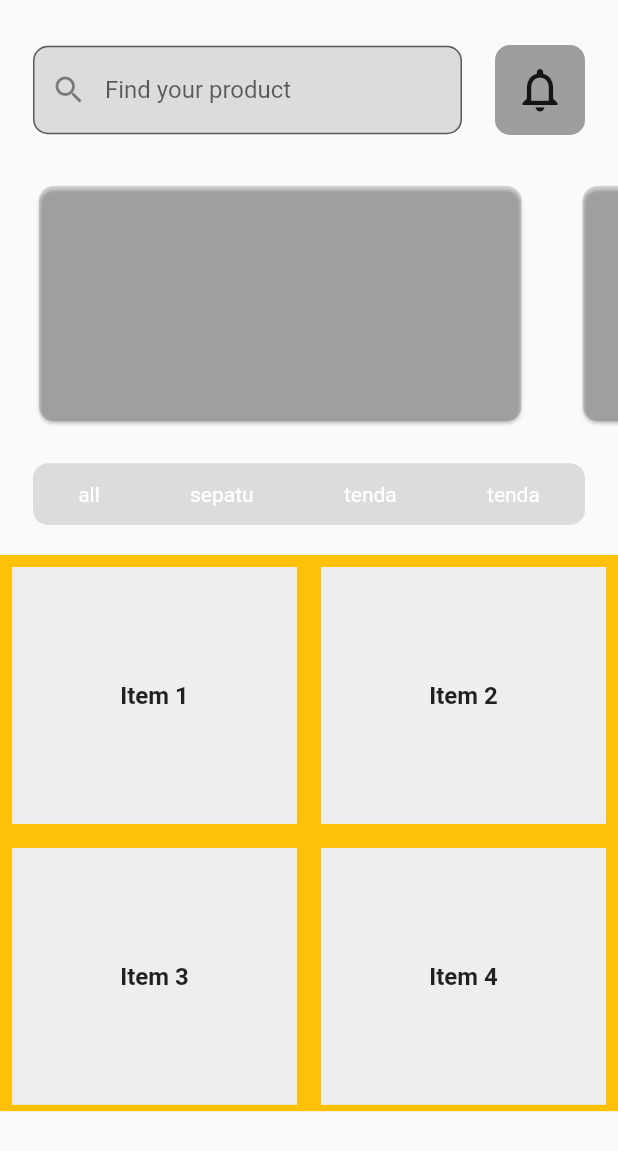
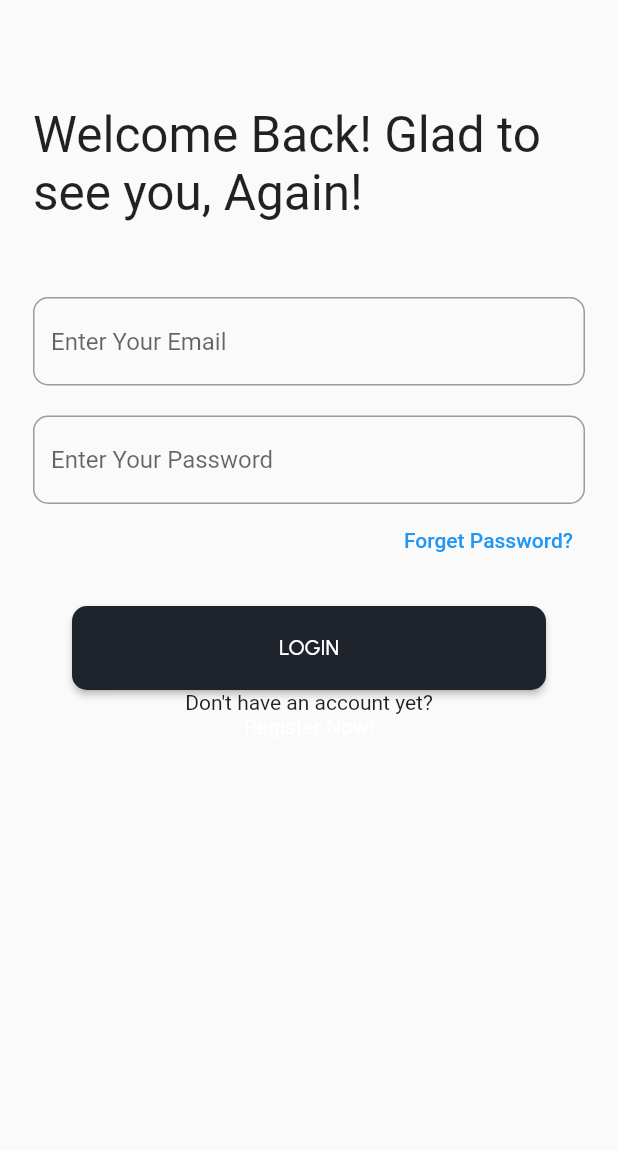
Before and after one commit to adiyuda46/rent, a Flutter app: the screen it shows after launch, after a tap on "LOGIN", on a phone screen of 412 x 824 dp. Shown: the top 1151 px of the screen. Run offline on Flutter 3.47's test engine with Material 2 defaults, Android fonts, the phone set to English and light mode, and no system bars; our stand-ins replace google_fonts.

Commit message:
create ui login page

```diff
--- a/lib/main.dart
+++ b/lib/main.dart
@@ -1,5 +1,7 @@
 import 'package:flutter/material.dart';
+import 'package:rent/ui/page/forgotpassword.dart';
 import 'package:rent/ui/page/home.dart';
+import 'package:rent/ui/page/loginPage.dart';
 import 'package:rent/ui/page/splash.dart';
 import 'package:rent/ui/page/welcome.dart';
 
@@ -18,7 +20,10 @@ class MyApp extends StatelessWidget {
       routes: {
        // '/': (context) => SplashPage(),
         '/WelcomePage': (contex) => WelcomePage(),
+        '/LoginPage' : (context) => LoginPage(),
         '/homePage': (context) => HomePage(),
+        '/ForgetPassword' : (context) => ForgetPassword(),
+
 
       },
     );
--- a/lib/ui/page/home.dart
+++ b/lib/ui/page/home.dart
@@ -75,12 +75,6 @@ class _HomePageState extends State<HomePage> {
                   child: Item(),
 
                 ),
-                // Container(
-                //   width: lebar,
-                //   height: tinggi *0.10,
-                //   color: Colors.grey,
-                // )
-
           ],
         ),
       ),
--- /dev/null
+++ b/lib/ui/page/loginPage.dart
@@ -0,0 +1,88 @@
+import 'package:flutter/material.dart';
+
+import '../../shared.dart/theme.dart';
+
+class LoginPage extends StatelessWidget {
+  const LoginPage({super.key});
+
+  @override
+  Widget build(BuildContext context) {
+    final double tinggi = MediaQuery.of(context).size.height;
+    final double lebar = MediaQuery.of(context).size.width;
+    return Scaffold(
+      body: Padding(
+        padding: const EdgeInsets.fromLTRB(22, 70, 22, 22),
+        child: SingleChildScrollView(
+          child: Column(
+            children: [
+              Text(
+                "Welcome Back! Glad to see you, Again!",
+                style: TextStyle(fontSize: 33),
+              ),
+              SizedBox(
+                height: 50,
+              ),
+              TextField(
+                decoration: InputDecoration(
+                  hintText: "Enter Your Email",
+                  border: OutlineInputBorder(
+                    borderRadius: BorderRadius.circular(10),
+                  ),
+                ),
+              ),
+              SizedBox(
+                height: 20,
+              ),
+              TextField(
+                decoration: InputDecoration(
+                  hintText: "Enter Your Password",
+                  border: OutlineInputBorder(
+                    borderRadius: BorderRadius.circular(10),
+                  ),
+                ),
+              ),
+              Align(
+                alignment: Alignment.centerRight,
+                child: TextButton(
+                  onPressed: () {},
+                  child: Text("Forget Password?"),
+                ),
+              ),
+              SizedBox(
+                height: 20,
+              ),
+              ElevatedButton(
+                onPressed: () {
+                  Navigator.pushNamed(context, '/homePage');
+                },
+                child: Text(
+                  "LOGIN",
+                  style: whiteTextStyle,
+                ),
+                style: ElevatedButton.styleFrom(
+                  backgroundColor: kBlackColor,
+                  fixedSize: Size(316, 56),
+                  shape: RoundedRectangleBorder(
+                    borderRadius: BorderRadius.circular(10),
+                  ),
+                ),
+              ),
+              Align(
+                  alignment: Alignment.bottomCenter,
+                  child: Text("Don't have an account yet?")),
+              InkWell(
+                onTap: () {
+                  Navigator.pushNamed(context, '/register');
+                },
+                child: Text(
+                  "Register Now!",
+                  style: TextStyle(color: Colors.white),
+                ),
+              ),
+            ],
+          ),
+        ),
+      ),
+    );
+  }
+}
--- a/lib/ui/page/welcome.dart
+++ b/lib/ui/page/welcome.dart
@@ -40,7 +40,7 @@ class WelcomePage extends StatelessWidget {
                     ),
                     ElevatedButton(
                       onPressed: () {
-                        Navigator.pushNamed(context, '/homePage');
+                        Navigator.pushNamed(context, '/LoginPage');
                       },
                       child: Text(
                         "LOGIN",
@@ -58,7 +58,9 @@ class WelcomePage extends StatelessWidget {
                       height: 10,
                     ),
                     ElevatedButton(
-                      onPressed: () {},
+                      onPressed: () {
+                        Navigator.pushNamed(context, '/ForgetPassword');
+                      },
                       child: Text(
                         "REGISTER",
                         style: blackTextStyle,
--- a/lib/ui/widget/item.dart
+++ b/lib/ui/widget/item.dart
@@ -3,7 +3,7 @@ import 'package:flutter/material.dart';
 class Item extends StatelessWidget {
   @override
   Widget build(BuildContext context) {
-    final List<String> items = ['Item 1', 'Item 2', 'Item 3', 'Item 4', 'Item 5'];
+    final List<String> items = ['assets/tenda.png', 'assets/tenda.png', 'assets/tenda.png', 'assets/tenda.png', 'assets/tenda.png'];
 
     return Container(
       child: Expanded(
```
Also changed, not shown: lib/ui/page/forgotpassword.dart (+61 -15 lines).
